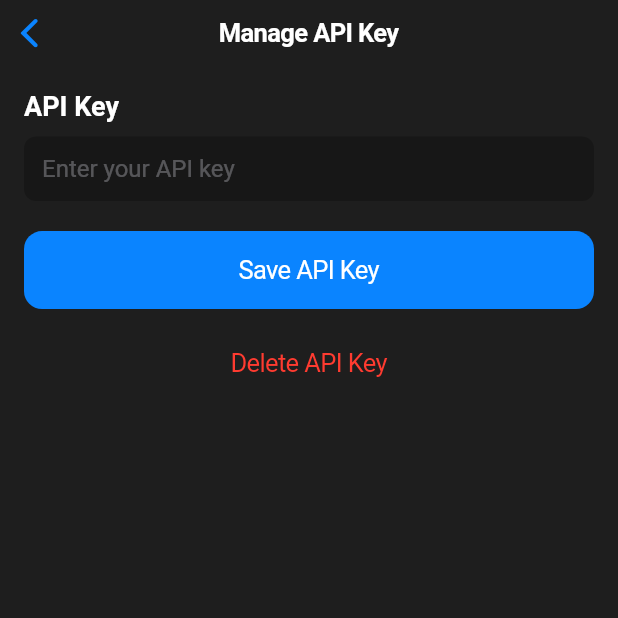
After one commit to ThatLinuxGuyYouKnow/gemini_translate_app, a Flutter app: the screen it shows after launch, after a tap on the "key" icon, on a phone screen of 412 x 824 dp, the top half of it. The commit adds this screen. Run offline on Flutter 3.47's test engine with Material 3 defaults, Android fonts, the phone set to English and light mode, and no system bars; our stand-ins replace get_storage.

Commit message:
chore: screen for setting api key

```diff
--- a/lib/data/apikey.dart
+++ b/lib/data/apikey.dart
@@ -9,4 +9,8 @@ class Apikey {
   store({required String apiKey}) {
     box.write('apiKey', apiKey);
   }
+
+  void delete() {
+    box.remove('apiKey');
+  }
 }
--- a/lib/main.dart
+++ b/lib/main.dart
@@ -1,5 +1,6 @@
 import 'package:flutter/cupertino.dart';
 import 'package:flutter/material.dart';
+import 'package:gemini_translate/setKeyScreen.dart';
 import 'package:get_storage/get_storage.dart';
 
 void main() async {
@@ -16,13 +17,11 @@ class MyApp extends StatelessWidget {
       debugShowCheckedModeBanner: false,
       title: 'Gemini Translate',
       theme: const CupertinoThemeData(
-        brightness: Brightness.dark, // Set the app to dark mode
-        primaryColor: CupertinoColors.systemOrange,
-        scaffoldBackgroundColor:
-            Color.fromARGB(255, 30, 30, 30), // Dark background
+        brightness: Brightness.dark,
+        primaryColor: CupertinoColors.systemBlue,
+        scaffoldBackgroundColor: Color.fromARGB(255, 30, 30, 30),
         textTheme: CupertinoTextThemeData(
-          textStyle: TextStyle(
-              color: CupertinoColors.white), // Light text for contrast
+          textStyle: TextStyle(color: CupertinoColors.white),
         ),
       ),
       home: TranslationScreen(),
@@ -55,7 +54,15 @@ class _TranslationScreenState extends State<TranslationScreen> {
   @override
   Widget build(BuildContext context) {
     return CupertinoPageScaffold(
-      navigationBar: const CupertinoNavigationBar(
+      navigationBar: CupertinoNavigationBar(
+        leading: GestureDetector(
+            onTap: () {
+              Navigator.push(
+                context,
+                MaterialPageRoute(builder: (context) => const ApiKeyScreen()),
+              );
+            },
+            child: Icon(Icons.key)),
         middle: Text('Gemini Translate',
             style: TextStyle(fontWeight: FontWeight.bold)),
       ),
--- /dev/null
+++ b/lib/setKeyScreen.dart
@@ -0,0 +1,172 @@
+import 'package:flutter/cupertino.dart';
+import 'package:gemini_translate/data/apikey.dart';
+import 'package:get_storage/get_storage.dart';
+
+class TranslationScreen extends StatelessWidget {
+  const TranslationScreen({Key? key}) : super(key: key);
+
+  @override
+  Widget build(BuildContext context) {
+    return CupertinoPageScaffold(
+      navigationBar: const CupertinoNavigationBar(
+        middle: Text('Gemini Translate',
+            style: TextStyle(fontWeight: FontWeight.bold)),
+        trailing: ApiKeyButton(),
+      ),
+      child: SafeArea(
+        child: Padding(
+          padding: const EdgeInsets.all(16.0),
+          child: Column(
+            crossAxisAlignment: CrossAxisAlignment.stretch,
+            children: [
+              const Text('Translation Screen'),
+            ],
+          ),
+        ),
+      ),
+    );
+  }
+}
+
+class ApiKeyButton extends StatelessWidget {
+  const ApiKeyButton({Key? key}) : super(key: key);
+
+  @override
+  Widget build(BuildContext context) {
+    return CupertinoButton(
+      padding: EdgeInsets.zero,
+      onPressed: () {
+        Navigator.push(
+          context,
+          CupertinoPageRoute(builder: (context) => ApiKeyScreen()),
+        );
+      },
+      child: const Icon(CupertinoIcons.settings,
+          color: CupertinoColors.systemBlue),
+    );
+  }
+}
+
+class ApiKeyScreen extends StatefulWidget {
+  const ApiKeyScreen({Key? key}) : super(key: key);
+
+  @override
+  _ApiKeyScreenState createState() => _ApiKeyScreenState();
+}
+
+class _ApiKeyScreenState extends State<ApiKeyScreen> {
+  final Apikey _apikeyManager = Apikey();
+  final TextEditingController _apiKeyController = TextEditingController();
+
+  @override
+  void initState() {
+    super.initState();
+    _apiKeyController.text = _apikeyManager.get(); // Load existing API key
+  }
+
+  @override
+  void dispose() {
+    _apiKeyController.dispose();
+    super.dispose();
+  }
+
+  void _saveApiKey() {
+    final apiKey = _apiKeyController.text.trim();
+    if (apiKey.isNotEmpty) {
+      _apikeyManager.store(apiKey: apiKey);
+      showCupertinoDialog(
+        context: context,
+        builder: (context) => CupertinoAlertDialog(
+          title: const Text('Success'),
+          content: const Text('API key saved successfully.'),
+          actions: [
+            CupertinoDialogAction(
+              onPressed: () => Navigator.pop(context),
+              child: const Text('OK'),
+            ),
+          ],
+        ),
+      );
+    } else {
+      showCupertinoDialog(
+        context: context,
+        builder: (context) => CupertinoAlertDialog(
+          title: const Text('Error'),
+          content: const Text('Please enter a valid API key.'),
+          actions: [
+            CupertinoDialogAction(
+              onPressed: () => Navigator.pop(context),
+              child: const Text('OK'),
+            ),
+          ],
+        ),
+      );
+    }
+  }
+
+  void _deleteApiKey() {
+    _apikeyManager.delete();
+    _apiKeyController.clear();
+    showCupertinoDialog(
+      context: context,
+      builder: (context) => CupertinoAlertDialog(
+        title: const Text('Success'),
+        content: const Text('API key deleted successfully.'),
+        actions: [
+          CupertinoDialogAction(
+            onPressed: () => Navigator.pop(context),
+            child: const Text('OK'),
+          ),
+        ],
+      ),
+    );
+  }
+
+  @override
+  Widget build(BuildContext context) {
+    return CupertinoPageScaffold(
+      navigationBar: const CupertinoNavigationBar(
+        middle: Text('Manage API Key'),
+      ),
+      child: SafeArea(
+        child: Padding(
+          padding: const EdgeInsets.all(16.0),
+          child: Column(
+            crossAxisAlignment: CrossAxisAlignment.stretch,
+            children: [
+              const Text(
+                'API Key',
+                style: TextStyle(fontSize: 18, fontWeight: FontWeight.bold),
+              ),
+              const SizedBox(height: 10),
+              CupertinoTextField(
+                controller: _apiKeyController,
+                placeholder: 'Enter your API key',
+                style:
+                    const TextStyle(fontSize: 16, color: CupertinoColors.white),
+                padding: const EdgeInsets.all(12),
+                decoration: BoxDecoration(
+                  color: CupertinoColors.darkBackgroundGray,
+                  borderRadius: BorderRadius.circular(8),
+                ),
+              ),
+              const SizedBox(height: 20),
+              CupertinoButton.filled(
+                onPressed: _saveApiKey,
+                child: const Text('Save API Key'),
+              ),
+              const SizedBox(height: 10),
+              CupertinoButton(
+                onPressed: _deleteApiKey,
+                child: const Text(
+                  'Delete API Key',
+                  style: TextStyle(color: CupertinoColors.destructiveRed),
+                ),
+              ),
+            ],
+          ),
+        ),
+      ),
+    );
+  }
+}
```
